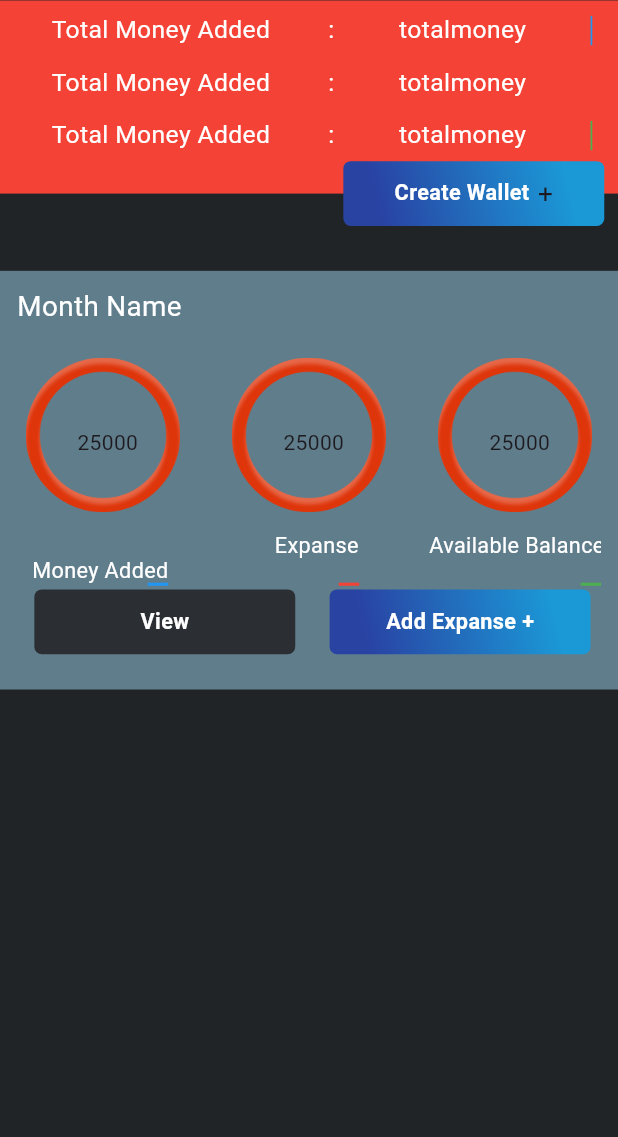
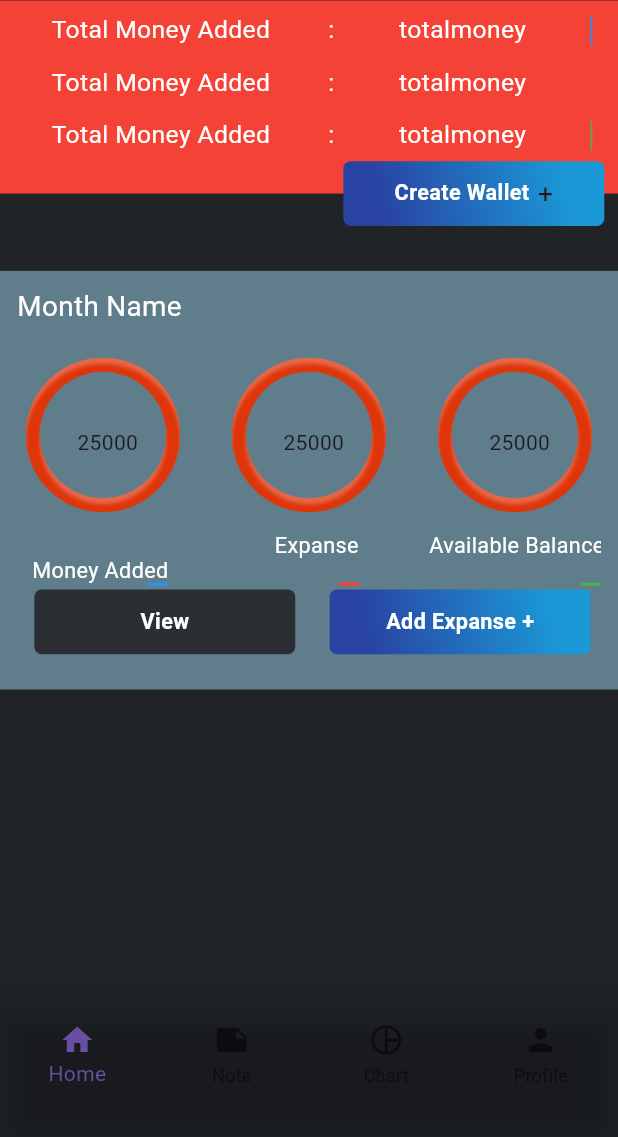
Before and after one commit to AAShayon01/hisab, a Flutter app: the screen it shows after launch, after a tap on "Submit", on a phone screen of 412 x 824 dp, the part 99-1236 px from its top. Run offline on Flutter 3.47's test engine with Material 3 defaults, Android fonts, the phone set to English and light mode, and no system bars; our stand-ins replace firebase_auth, firebase_core, flutter_screenutil, google_sign_in; accounts and stored records are empty; network calls fail.

Commit message:
custom navbar started

```diff
--- a/lib/view/screen/Login.dart
+++ b/lib/view/screen/Login.dart
@@ -8,6 +8,7 @@ import 'package:hisab/view/widgets/app_header.dart';
 import 'package:hisab/view/widgets/divider.dart';
 import 'package:provider/provider.dart';
 
+import '../widgets/customBottomNavBar.dart';
 import '../widgets/custom_text_from_field.dart';
 
 class LoginPage extends StatefulWidget {
@@ -81,10 +82,9 @@ class _LoginPageState extends State<LoginPage> {
                       padding: EdgeInsets.only(top: 40.h),
                       child: InkWell(
                         onTap: () {
-
                             Navigator.pushReplacement(
                               context,
-                              MaterialPageRoute(builder: (context) => Homepage()),
+                              MaterialPageRoute(builder: (context) => CurvedNavigationBarPage()),
                             );
                           },
                         child: Container(
@@ -133,7 +133,7 @@ class _LoginPageState extends State<LoginPage> {
                 await ap.signInWithGoogle();
                 Navigator.pushReplacement(
                 context,
-                MaterialPageRoute(builder: (context) => Profile()),
+                MaterialPageRoute(builder: (context) => CurvedNavigationBarPage()),
                 );
                 print("Successfully signed in");
                 print("User details:");
--- a/lib/view/screen/profile.dart
+++ b/lib/view/screen/profile.dart
@@ -168,7 +168,7 @@ class _ProfileState extends State<Profile> {
         backgroundColor: Colors.transparent,
         title: Padding(
           padding: EdgeInsets.only(left: 10.w),
-          child: const Text('Profile'),
+          child:  Text('Profile',style: AppConst.appTextStyle,),
         ),
       ),
       body: SingleChildScrollView(
--- /dev/null
+++ b/lib/view/widgets/customBottomNavBar.dart
@@ -0,0 +1,119 @@
+import 'package:flutter/material.dart';
+import 'package:flutter_screenutil/flutter_screenutil.dart';
+import 'package:hisab/provider/auth_provider.dart';
+import 'package:hisab/provider/noteProvider.dart';
+import 'package:hisab/view/screen/chart.dart';
+import 'package:hisab/view/screen/homepage.dart';
+import 'package:hisab/view/screen/profile.dart';
+import 'package:provider/provider.dart';
+import '../../utils/app_constant.dart';
+import '../screen/note.dart';
+
+class CurvedNavigationBarPage extends StatefulWidget {
+  const CurvedNavigationBarPage({super.key});
+
+  @override
+  State<CurvedNavigationBarPage> createState() =>
+      _CurvedNavigationBarPageState();
+}
+
+class _CurvedNavigationBarPageState extends State<CurvedNavigationBarPage> {
+  int _index = 0;
+
+  final List<Widget> _pages = [
+    const Homepage(),
+    const Note(),
+    const Chart(),
+    const Profile(),
+  ];
+
+  @override
+  Widget build(BuildContext context) {
+    final authProvider = Provider.of<AuthProvider>(context);
+    final notesProvider = Provider.of<NotesProvider>(context);
+
+    return Scaffold(
+      backgroundColor: AppConst.appBackgroundColor,
+      body: _pages[_index],
+      bottomNavigationBar: Padding(
+        padding: EdgeInsets.only(bottom: 10.h),
+        child: Container(
+          height: 86.h,
+          // child: BottomNavigationBar(
+          //   backgroundColor: Colors.transparent,
+          //   items: [
+          //     BottomNavigationBarItem(
+          //       icon: Icon(Icons.home),
+          //       label: 'Home',
+          //       backgroundColor: AppConst.appBackgroundColor,
+          //       type: BottomNavigationBarType.fixed,
+          //     ),
+          //     BottomNavigationBarItem(
+          //       icon: Icon(Icons.note),
+          //       label: 'Note',
+          //       backgroundColor: Colors.white,
+          //       type: BottomNavigationBarType.fixed,
+          //     ),
+          //     BottomNavigationBarItem(
+          //       icon: Icon(Icons.pie_chart_outline),
+          //       label: 'Chart',
+          //       backgroundColor: AppConst.appBackgroundColor,
+          //       type: BottomNavigationBarType.fixed,
+          //     ),
+          //     BottomNavigationBarItem(
+          //       icon: Icon(Icons.person),
+          //       label: 'Profile',
+          //       backgroundColor: AppConst.appBackgroundColor,
+          //       type: BottomNavigationBarType.fixed,
+          //     ),
+          //     // BottomNavigationBarItem(icon: Icon(Icons.home), label: 'Home', backgroundColor: AppConst.appBackgroundColor),
+          //     // BottomNavigationBarItem(icon: Icon(Icons.note), label: 'Note', backgroundColor: Colors.white, textOverflow: TextOverflow.visible),
+          //     // BottomNavigationBarItem(icon: Icon(Icons.pie_chart_outline), label: 'Chart', backgroundColor: AppConst.appBackgroundColor, textOverflow: TextOverflow.visible),
+          //     // BottomNavigationBarItem(icon: Icon(Icons.person), label: 'Profile', backgroundColor: AppConst.appBackgroundColor, textOverflow: TextOverflow.visible),
+          //         // Icon(Icons.ice_skating, size: 24.sp, color: Colors.green),
+          //         // Icon(Icons.note, size: 24.sp, color: Colors.green),
+          //         // Icon(Icons.pie_chart_outline, size: 24.sp, color: Colors.green),
+          //         // Icon(Icons.person, size: 24.sp, color: Colors.green),
+          //   ],
+          //     onTap: (index) {
+          //   setState(() {
+          //     _index = index;
+          //   });
+          // },
+          //     ),
+          child:BottomNavigationBar(
+          backgroundColor: Colors.transparent,
+          type: BottomNavigationBarType.fixed,
+          items: [
+            BottomNavigationBarItem(icon: Icon(Icons.home), label: 'Home', backgroundColor: AppConst.appBackgroundColor),
+            BottomNavigationBarItem(icon: Icon(Icons.note), label: 'Note', backgroundColor:AppConst.appBackgroundColor),
+            BottomNavigationBarItem(icon: Icon(Icons.pie_chart_outline), label: 'Chart', backgroundColor: AppConst.appBackgroundColor),
+            BottomNavigationBarItem(icon: Icon(Icons.person), label: 'Profile', backgroundColor: AppConst.appBackgroundColor),
+          ],
+          onTap: (index) {
+            setState(() {
+              _index = index;
+            });
+          },
+        ),
+        ),
+      ),
+
+      // CurvedNavigationBar(
+      //   index: _index,
+      //   backgroundColor: Colors.transparent,
+      //   items: <Widget>[
+      //     Icon(Icons.home, size: 24.sp, color: Colors.green),
+      //     Icon(Icons.note, size: 24.sp, color: Colors.green),
+      //     Icon(Icons.pie_chart_outline, size: 24.sp, color: Colors.green),
+      //     Icon(Icons.person, size: 24.sp, color: Colors.green),
+      //   ],
+      //   onTap: (index) {
+      //     setState(() {
+      //       _index = index;
+      //     });
+      //   },
+      // ),
+    );
+  }
+}
--- a/pubspec.yaml
+++ b/pubspec.yaml
@@ -41,7 +41,8 @@ dependencies:
   firebase_core: ^2.24.2
   firebase_auth: ^4.15.3
   firebase_analytics: ^10.7.4
-  google_sign_in: ^6.2.0
+  google_sign_in: ^6.1.6
+  curved_navigation_bar: ^1.0.3
 dev_dependencies:
   flutter_test:
     sdk: flutter
```
Also changed, not shown: pubspec.lock, 1 other file.
